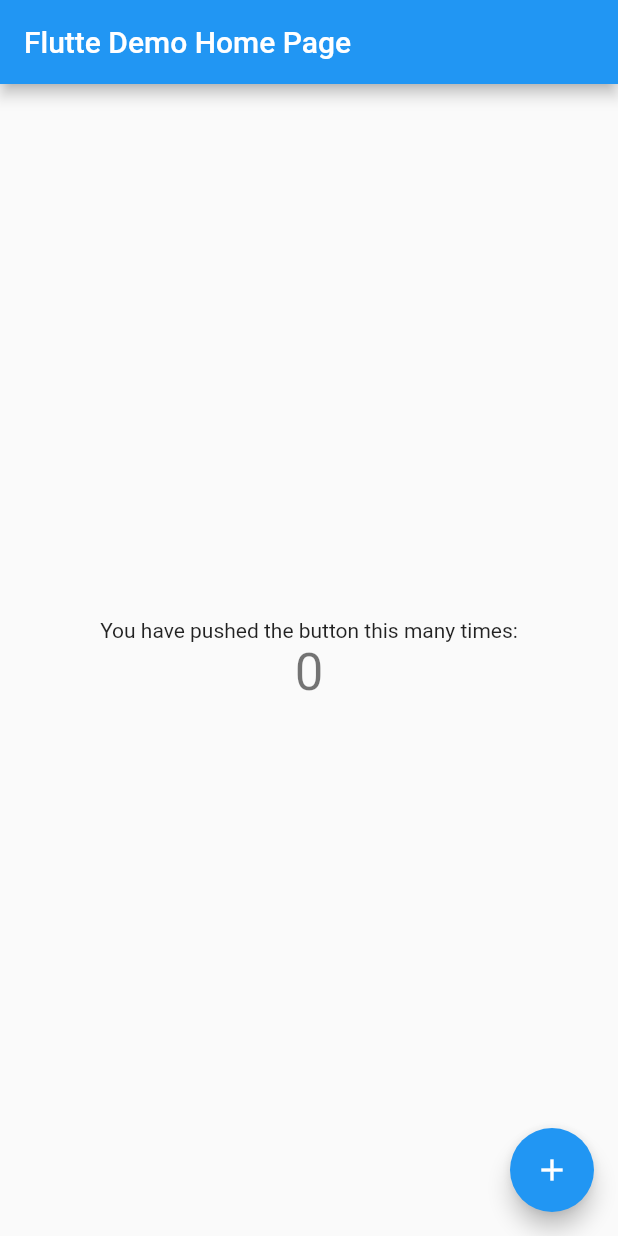
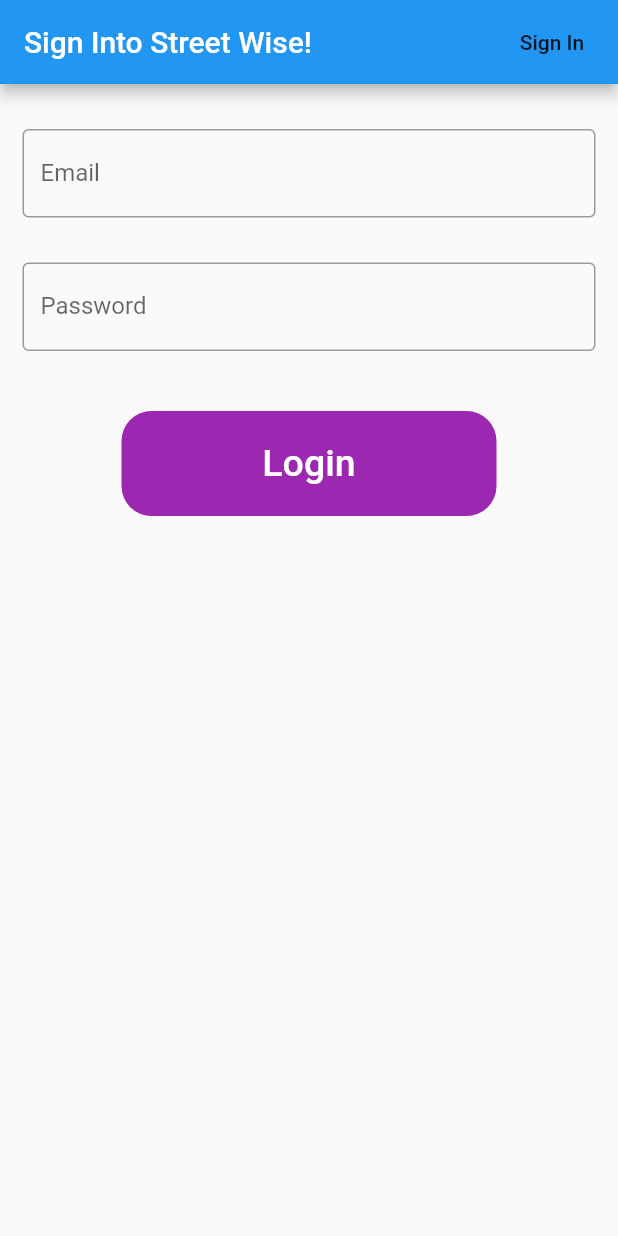
Before and after one commit to c25kenneth/street_wise, a Flutter app: the screen it shows after launch, on a phone screen of 412 x 824 dp. Run offline on Flutter 3.47's test engine with Material 2 defaults, Android fonts, the phone set to English and light mode, and no system bars; our stand-ins replace firebase_auth; missing offline and left inert: android_alarm_manager; accounts and stored records are empty.

Commit message:
Added Firebase Auth code!

```diff
--- /dev/null
+++ b/lib/firebaseauth.dart
@@ -0,0 +1,19 @@
+import 'package:firebase_auth/firebase_auth.dart';
+
+Future<bool> signUp(String email, String password) async {
+  try{
+    await FirebaseAuth.instance.createUserWithEmailAndPassword(email: email, password: password);
+    return true;
+  } catch(e) {
+    return false;
+  }
+}
+
+Future<bool> signIn(String email, String password) async {
+  try{
+    await FirebaseAuth.instance.signInWithEmailAndPassword(email: email, password: password);
+    return true;
+  } catch (e) {
+    return false;
+  }
+}
--- a/lib/main.dart
+++ b/lib/main.dart
@@ -1,9 +1,10 @@
 import 'package:android_alarm_manager/android_alarm_manager.dart';
 import 'package:flutter/material.dart';
+import 'signIn.dart';
 void main() async {
   WidgetsFlutterBinding.ensureInitialized();
+  runApp(MyApp());
   await AndroidAlarmManager.initialize();
-  runApp(MyApp());
 }
 
 class MyApp extends StatelessWidget {
@@ -15,53 +16,7 @@ class MyApp extends StatelessWidget {
         primarySwatch: Colors.blue,
         visualDensity: VisualDensity.adaptivePlatformDensity,
       ),
-      home: MyHomePage(title: 'Flutte Demo Home Page'),
+      home: SignIn(),
     );
   }
 }
-
-class MyHomePage extends StatefulWidget {
-  MyHomePage({Key key, this.title}) : super(key: key);
-  final String title;
-
-  @override
-  _MyHomePageState createState() => _MyHomePageState();
-}
-
-class _MyHomePageState extends State<MyHomePage> {
-  int _counter = 0;
-
-  void _incrementCounter() {
-    setState(() {
-      _counter++;
-    });
-  }
-
-  @override
-  Widget build(BuildContext context) {
-    return Scaffold(
-      appBar: AppBar(
-        title: Text(widget.title),
-      ),
-      body: Center(
-        child: Column(
-          mainAxisAlignment: MainAxisAlignment.center,
-          children: <Widget>[
-            Text(
-              'You have pushed the button this many times:',
-            ),
-            Text(
-              '$_counter',
-              style: Theme.of(context).textTheme.headline4,
-            ),
-          ],
-        ),
-      ),
-      floatingActionButton: FloatingActionButton(
-        onPressed: _incrementCounter,
-        tooltip: 'Increment',
-        child: Icon(Icons.add),
-      ),
-    );
-  }
-}
--- /dev/null
+++ b/lib/signIn.dart
@@ -0,0 +1,98 @@
+import 'package:firebase_auth/firebase_auth.dart';
+import 'package:flutter/material.dart';
+import 'package:street_wise/firebaseauth.dart';
+import 'package:street_wise/home.dart';
+import 'package:street_wise/register.dart';
+
+class SignIn extends StatefulWidget {
+  const SignIn({ Key key }) : super(key: key);
+
+  @override
+  _SignInState createState() => _SignInState();
+}
+
+class _SignInState extends State<SignIn> {
+
+  String email = '';
+  String password = '';
+
+  final formKey = GlobalKey<FormFieldState>();
+
+  @override
+  Widget build(BuildContext context) {
+    return Scaffold(
+      appBar: AppBar(
+        title: Text('Sign Into Street Wise!'),
+        actions: [
+          FlatButton(
+            onPressed: (){
+              Navigator.pushReplacement(context, MaterialPageRoute(builder: (context) => Register()));
+            },
+            child: Text('Sign In')
+          ),
+        ],
+      ),
+      body: Column(
+        children: [
+        SizedBox(height: 15.0,),
+          Padding(
+            child: TextFormField(
+                decoration: InputDecoration(
+                border: OutlineInputBorder(),
+                labelText: 'Email',
+                hintText: 'someone@gmail.com'
+              ),
+              onChanged: (val) {
+                setState(() {
+                  email = val;
+                });
+              },
+              validator: (val) => val.isEmpty == true ? 'Please enter an email!' : null,
+            ),
+            padding: EdgeInsets.all(15),
+
+          ),
+          Padding(
+            padding: EdgeInsets.all(15),
+            child: TextFormField(
+                decoration: InputDecoration(
+                border: OutlineInputBorder(),
+                labelText: 'Password',
+                hintText: 'Enter your password here'
+              ),
+              validator: (val) => val.length < 6 ? 'Enter a password that is at least 6 characters': null,
+
+              onChanged: (val) {
+                setState(() {
+                  password = val;
+                });
+              },
+              obscureText: true,
+            ),
+          ),
+          SizedBox(height: 25.0),
+          Container(
+            height: 70,
+            width: 250,
+            decoration: BoxDecoration(
+                color: Colors.purple, borderRadius: BorderRadius.circular(20)),
+            child: FlatButton(
+              onPressed: () async {
+                dynamic outcome = await signIn(email, password);
+                if (outcome == true) {
+                  Navigator.pushReplacement(context, MaterialPageRoute(builder: (context) => Home()));
+                } else {
+                  print('Cannot sign in. Try again later or check your authentication info.');
+                }
+              },
+              child: Text(
+                'Login',
+                style: TextStyle(color: Colors.white, fontSize: 25),
+              ),
+            ),
+          ),
+        ],
+      ),
+    );
+  }
+}
```
Also changed, not shown: lib/home.dart (added, +16 -0 lines), lib/register.dart (added, +96 -0 lines).
